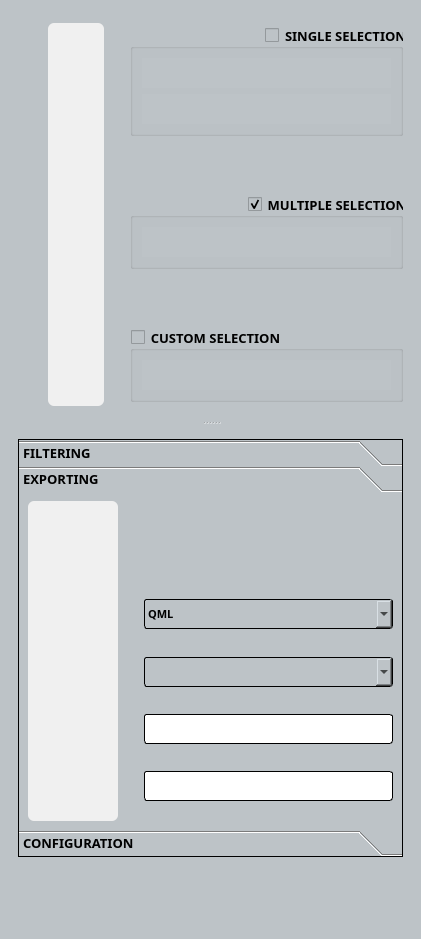
sducournau/filter_mate, file filter_mate_dockwidget_base.ui: the form before one commit.
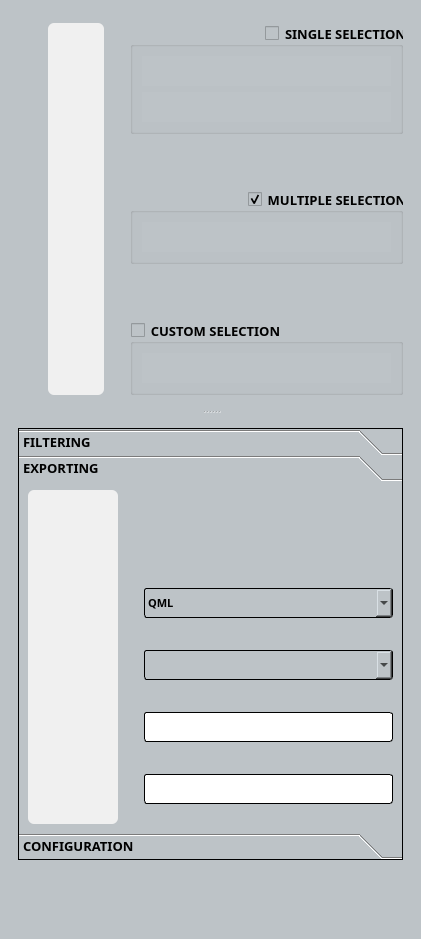
The form after the commit. The open tabs and pages were chosen to show the change. Icons and pictures are not drawn. Custom widgets are drawn as their Qt base class.

```diff
--- a/filter_mate_dockwidget_base.ui
+++ b/filter_mate_dockwidget_base.ui
@@ -16,7 +16,7 @@
   <property name="minimumSize">
    <size>
     <width>421</width>
-    <height>622</height>
+    <height>807</height>
    </size>
   </property>
   <property name="baseSize">
@@ -477,13 +477,13 @@
        <property name="minimumSize">
         <size>
          <width>0</width>
-         <height>200</height>
+         <height>250</height>
         </size>
        </property>
        <property name="maximumSize">
         <size>
          <width>16777215</width>
-         <height>500</height>
+         <height>400</height>
         </size>
        </property>
        <property name="baseSize">
@@ -536,8 +536,8 @@
          </spacer>
         </item>
         <item>
-         <layout class="QHBoxLayout" name="horizontalLayout">
-          <item>
+         <layout class="QGridLayout" name="gridLayout">
+          <item row="1" column="0">
            <spacer name="horizontalSpacer_3">
             <property name="orientation">
              <enum>Qt::Horizontal</enum>
@@ -553,7 +553,39 @@
             </property>
            </spacer>
           </item>
-          <item>
+          <item row="2" column="1">
+           <spacer name="verticalSpacer_9">
+            <property name="orientation">
+             <enum>Qt::Vertical</enum>
+            </property>
+            <property name="sizeType">
+             <enum>QSizePolicy::Preferred</enum>
+            </property>
+            <property name="sizeHint" stdset="0">
+             <size>
+              <width>20</width>
+              <height>20</height>
+             </size>
+            </property>
+           </spacer>
+          </item>
+          <item row="1" column="2">
+           <spacer name="horizontalSpacer">
+            <property name="orientation">
+             <enum>Qt::Horizontal</enum>
+            </property>
+            <property name="sizeType">
+             <enum>QSizePolicy::Preferred</enum>
+            </property>
+            <property name="sizeHint" stdset="0">
+             <size>
+              <width>20</width>
+              <height>20</height>
+             </size>
+            </property>
+           </spacer>
+          </item>
+          <item row="1" column="1">
            <widget class="QWidget" name="widget_exploring_keys" native="true">
             <property name="sizePolicy">
              <sizepolicy hsizetype="Preferred" vsizetype="Preferred">
@@ -590,6 +622,22 @@
             <layout class="QVBoxLayout" name="verticalLayout_9">
              <item>
               <layout class="QVBoxLayout" name="verticalLayout_7">
+               <item>
+                <spacer name="verticalSpacer_38">
+                 <property name="orientation">
+                  <enum>Qt::Vertical</enum>
+                 </property>
+                 <property name="sizeType">
+                  <enum>QSizePolicy::Preferred</enum>
+                 </property>
+                 <property name="sizeHint" stdset="0">
+                  <size>
+                   <width>20</width>
+                   <height>40</height>
+                  </size>
+                 </property>
+                </spacer>
+               </item>
                <item>
                 <widget class="QPushButton" name="pushButton_exploring_identify">
                  <property name="sizePolicy">
@@ -646,7 +694,7 @@
                   <enum>Qt::Vertical</enum>
                  </property>
                  <property name="sizeType">
-                  <enum>QSizePolicy::MinimumExpanding</enum>
+                  <enum>QSizePolicy::Preferred</enum>
                  </property>
                  <property name="sizeHint" stdset="0">
                   <size>
@@ -712,7 +760,7 @@
                   <enum>Qt::Vertical</enum>
                  </property>
                  <property name="sizeType">
-                  <enum>QSizePolicy::MinimumExpanding</enum>
+                  <enum>QSizePolicy::Preferred</enum>
                  </property>
                  <property name="sizeHint" stdset="0">
                   <size>
@@ -788,7 +836,7 @@
                   <enum>Qt::Vertical</enum>
                  </property>
                  <property name="sizeType">
-                  <enum>QSizePolicy::MinimumExpanding</enum>
+                  <enum>QSizePolicy::Preferred</enum>
                  </property>
                  <property name="sizeHint" stdset="0">
                   <size>
@@ -864,7 +912,7 @@
                   <enum>Qt::Vertical</enum>
                  </property>
                  <property name="sizeType">
-                  <enum>QSizePolicy::MinimumExpanding</enum>
+                  <enum>QSizePolicy::Preferred</enum>
                  </property>
                  <property name="sizeHint" stdset="0">
                   <size>
@@ -940,7 +988,7 @@
                   <enum>Qt::Vertical</enum>
                  </property>
                  <property name="sizeType">
-                  <enum>QSizePolicy::MinimumExpanding</enum>
+                  <enum>QSizePolicy::Preferred</enum>
                  </property>
                  <property name="sizeHint" stdset="0">
                   <size>
@@ -1006,15 +1054,10 @@
                  </property>
                 </widget>
                </item>
-              </layout>
-             </item>
-            </layout>
-           </widget>
-          </item>
           <item>
-           <spacer name="horizontalSpacer">
+                <spacer name="verticalSpacer_37">
             <property name="orientation">
-             <enum>Qt::Horizontal</enum>
+                  <enum>Qt::Vertical</enum>
             </property>
             <property name="sizeType">
              <enum>QSizePolicy::Preferred</enum>
@@ -1022,12 +1065,17 @@
             <property name="sizeHint" stdset="0">
              <size>
               <width>20</width>
-              <height>20</height>
+                   <height>40</height>
              </size>
             </property>
            </spacer>
           </item>
-          <item>
+              </layout>
+             </item>
+            </layout>
+           </widget>
+          </item>
+          <item row="1" column="3">
            <layout class="QVBoxLayout" name="verticalLayout_6">
             <item>
              <widget class="QgsCollapsibleGroupBox" name="mGroupBox_exploring_single_selection">
@@ -1422,7 +1470,7 @@
                <cursorShape>PointingHandCursor</cursorShape>
               </property>
               <property name="styleSheet">
-               <string notr="true">QgsCollapsibleGroupBoxBasic::title, QgsCollapsibleGroupBox::title {  subcontrol-origin: margin;  subcontrol-position: top left;  margin-left: 20px;  margin-right: 5px;  left: 0px;  top: 1px;} QgsCollapsibleGroupBoxBasic { border: none; }QgsCollapsibleGroupBoxBasic::title, QgsCollapsibleGroupBox::title {  subcontrol-origin: margin;  subcontrol-position: top left;  margin-left: 20px;  margin-right: 5px;  left: 0px;  top: 1px;}QgsCollapsibleGroupBoxBasic::title, QgsCollapsibleGroupBox::title {  subcontrol-origin: margin;  subcontrol-position: top left;  margin-left: 20px;  margin-right: 5px;  left: 0px;  top: 1px;}QgsCollapsibleGroupBoxBasic::title, QgsCollapsibleGroupBox::title {  subcontrol-origin: margin;  subcontrol-position: top left;  margin-left: 20px;  margin-right: 5px;  left: 0px;  top: 1px;}QgsCollapsibleGroupBoxBasic::title, QgsCollapsibleGroupBox::title {  subcontrol-origin: margin;  subcontrol-position: top left;  margin-left: 20px;  margin-right: 5px;  left: 0px;  top: 1px;}QgsCollapsibleGroupBoxBasic::title, QgsCollapsibleGroupBox::title {  subcontrol-origin: margin;  subcontrol-position: top left;  margin-left: 20px;  margin-right: 5px;  left: 0px;  top: 1px;}QgsCollapsibleGroupBoxBasic::title, QgsCollapsibleGroupBox::title {  subcontrol-origin: margin;  subcontrol-position: top left;  margin-left: 20px;  margin-right: 5px;  left: 0px;  top: 1px;}QgsCollapsibleGroupBoxBasic::title, QgsCollapsibleGroupBox::title {  subcontrol-origin: margin;  subcontrol-position: top left;  margin-left: 20px;  margin-right: 5px;  left: 0px;  top: 1px;}QgsCollapsibleGroupBoxBasic::title, QgsCollapsibleGroupBox::title {  subcontrol-origin: margin;  subcontrol-position: top left;  margin-left: 20px;  margin-right: 5px;  left: 0px;  top: 1px;}QgsCollapsibleGroupBoxBasic::title, QgsCollapsibleGroupBox::title {  subcontrol-origin: margin;  subcontrol-position: top left;  margin-left: 20px;  margin-right: 5px;  left: 0px;  top: 1px;}QgsCollapsibleGroupBoxBasic::title, QgsCollapsibleGroupBox::title {  subcontrol-origin: margin;  subcontrol-position: top left;  margin-left: 20px;  margin-right: 5px;  left: 0px;  top: 1px;}QgsCollapsibleGroupBoxBasic::title, QgsCollapsibleGroupBox::title {  subcontrol-origin: margin;  subcontrol-position: top left;  margin-left: 20px;  margin-right: 5px;  left: 0px;  top: 1px;}QgsCollapsibleGroupBoxBasic::title, QgsCollapsibleGroupBox::title {  subcontrol-origin: margin;  subcontrol-position: top left;  margin-left: 20px;  margin-right: 5px;  left: 0px;  top: 1px;}QgsCollapsibleGroupBoxBasic::title, QgsCollapsibleGroupBox::title {  subcontrol-origin: margin;  subcontrol-position: top left;  margin-left: 20px;  margin-right: 5px;  left: 0px;  top: 1px;}QgsCollapsibleGroupBoxBasic::title, QgsCollapsibleGroupBox::title {  subcontrol-origin: margin;  subcontrol-position: top left;  margin-left: 20px;  margin-right: 5px;  left: 0px;  top: 1px;}QgsCollapsibleGroupBoxBasic::title, QgsCollapsibleGroupBox::title {  subcontrol-origin: margin;  subcontrol-position: top left;  margin-left: 20px;  margin-right: 5px;  left: 0px;  top: 1px;}</string>
+               <string notr="true">QgsCollapsibleGroupBoxBasic::title, QgsCollapsibleGroupBox::title {  subcontrol-origin: margin;  subcontrol-position: top left;  margin-left: 20px;  margin-right: 5px;  left: 0px;  top: 1px;} QgsCollapsibleGroupBoxBasic { border: none; }QgsCollapsibleGroupBoxBasic::title, QgsCollapsibleGroupBox::title {  subcontrol-origin: margin;  subcontrol-position: top left;  margin-left: 20px;  margin-right: 5px;  left: 0px;  top: 1px;}QgsCollapsibleGroupBoxBasic::title, QgsCollapsibleGroupBox::title {  subcontrol-origin: margin;  subcontrol-position: top left;  margin-left: 20px;  margin-right: 5px;  left: 0px;  top: 1px;}QgsCollapsibleGroupBoxBasic::title, QgsCollapsibleGroupBox::title {  subcontrol-origin: margin;  subcontrol-position: top left;  margin-left: 20px;  margin-right: 5px;  left: 0px;  top: 1px;}QgsCollapsibleGroupBoxBasic::title, QgsCollapsibleGroupBox::title {  subcontrol-origin: margin;  subcontrol-position: top left;  margin-left: 20px;  margin-right: 5px;  left: 0px;  top: 1px;}QgsCollapsibleGroupBoxBasic::title, QgsCollapsibleGroupBox::title {  subcontrol-origin: margin;  subcontrol-position: top left;  margin-left: 20px;  margin-right: 5px;  left: 0px;  top: 1px;}QgsCollapsibleGroupBoxBasic::title, QgsCollapsibleGroupBox::title {  subcontrol-origin: margin;  subcontrol-position: top left;  margin-left: 20px;  margin-right: 5px;  left: 0px;  top: 1px;}QgsCollapsibleGroupBoxBasic::title, QgsCollapsibleGroupBox::title {  subcontrol-origin: margin;  subcontrol-position: top left;  margin-left: 20px;  margin-right: 5px;  left: 0px;  top: 1px;}QgsCollapsibleGroupBoxBasic::title, QgsCollapsibleGroupBox::title {  subcontrol-origin: margin;  subcontrol-position: top left;  margin-left: 20px;  margin-right: 5px;  left: 0px;  top: 1px;}QgsCollapsibleGroupBoxBasic::title, QgsCollapsibleGroupBox::title {  subcontrol-origin: margin;  subcontrol-position: top left;  margin-left: 20px;  margin-right: 5px;  left: 0px;  top: 1px;}QgsCollapsibleGroupBoxBasic::title, QgsCollapsibleGroupBox::title {  subcontrol-origin: margin;  subcontrol-position: top left;  margin-left: 20px;  margin-right: 5px;  left: 0px;  top: 1px;}QgsCollapsibleGroupBoxBasic::title, QgsCollapsibleGroupBox::title {  subcontrol-origin: margin;  subcontrol-position: top left;  margin-left: 20px;  margin-right: 5px;  left: 0px;  top: 1px;}QgsCollapsibleGroupBoxBasic::title, QgsCollapsibleGroupBox::title {  subcontrol-origin: margin;  subcontrol-position: top left;  margin-left: 20px;  margin-right: 5px;  left: 0px;  top: 1px;}QgsCollapsibleGroupBoxBasic::title, QgsCollapsibleGroupBox::title {  subcontrol-origin: margin;  subcontrol-position: top left;  margin-left: 20px;  margin-right: 5px;  left: 0px;  top: 1px;}QgsCollapsibleGroupBoxBasic::title, QgsCollapsibleGroupBox::title {  subcontrol-origin: margin;  subcontrol-position: top left;  margin-left: 20px;  margin-right: 5px;  left: 0px;  top: 1px;}QgsCollapsibleGroupBoxBasic::title, QgsCollapsibleGroupBox::title {  subcontrol-origin: margin;  subcontrol-position: top left;  margin-left: 20px;  margin-right: 5px;  left: 0px;  top: 1px;}QgsCollapsibleGroupBoxBasic::title, QgsCollapsibleGroupBox::title {  subcontrol-origin: margin;  subcontrol-position: top left;  margin-left: 20px;  margin-right: 5px;  left: 0px;  top: 1px;}</string>
               </property>
               <property name="title">
                <string>CUSTOM SELECTION</string>
@@ -1549,6 +1597,22 @@
             </item>
            </layout>
           </item>
+          <item row="0" column="1">
+           <spacer name="verticalSpacer_12">
+            <property name="orientation">
+             <enum>Qt::Vertical</enum>
+            </property>
+            <property name="sizeType">
+             <enum>QSizePolicy::Preferred</enum>
+            </property>
+            <property name="sizeHint" stdset="0">
+             <size>
+              <width>20</width>
+              <height>20</height>
+             </size>
+            </property>
+           </spacer>
+          </item>
          </layout>
         </item>
         <item>
@@ -1573,7 +1637,13 @@
        <property name="minimumSize">
         <size>
          <width>0</width>
-         <height>300</height>
+         <height>250</height>
+        </size>
+       </property>
+       <property name="maximumSize">
+        <size>
+         <width>16777215</width>
+         <height>600</height>
         </size>
        </property>
        <property name="font">
@@ -2547,6 +2617,8 @@
                   </property>
                  </spacer>
                 </item>
+                <item>
+                 <layout class="QHBoxLayout" name="horizontalLayout">
                 <item>
                  <widget class="QgsCheckableComboBox" name="comboBox_filtering_geometric_predicates">
                   <property name="sizePolicy">
@@ -2722,6 +2794,8 @@
                   </item>
                  </widget>
                 </item>
+                 </layout>
+                </item>
                 <item>
                  <spacer name="verticalSpacer">
                   <property name="orientation">
@@ -2942,8 +3016,8 @@
               <rect>
                <x>0</x>
                <y>0</y>
-               <width>371</width>
-               <height>278</height>
+               <width>381</width>
+               <height>310</height>
               </rect>
              </property>
              <attribute name="icon">
@@ -3052,10 +3126,13 @@
                        <property name="orientation">
                         <enum>Qt::Vertical</enum>
                        </property>
+                       <property name="sizeType">
+                        <enum>QSizePolicy::Preferred</enum>
+                       </property>
                        <property name="sizeHint" stdset="0">
                         <size>
                          <width>20</width>
-                         <height>40</height>
+                         <height>20</height>
                         </size>
                        </property>
                       </spacer>
@@ -3122,10 +3199,13 @@
                        <property name="orientation">
                         <enum>Qt::Vertical</enum>
                        </property>
+                       <property name="sizeType">
+                        <enum>QSizePolicy::Preferred</enum>
+                       </property>
                        <property name="sizeHint" stdset="0">
                         <size>
                          <width>20</width>
-                         <height>40</height>
+                         <height>20</height>
                         </size>
                        </property>
                       </spacer>
@@ -3189,10 +3269,13 @@
                        <property name="orientation">
                         <enum>Qt::Vertical</enum>
                        </property>
+                       <property name="sizeType">
+                        <enum>QSizePolicy::Preferred</enum>
+                       </property>
                        <property name="sizeHint" stdset="0">
                         <size>
                          <width>20</width>
-                         <height>40</height>
+                         <height>20</height>
                         </size>
                        </property>
                       </spacer>
@@ -3256,10 +3339,13 @@
                        <property name="orientation">
                         <enum>Qt::Vertical</enum>
                        </property>
+                       <property name="sizeType">
+                        <enum>QSizePolicy::Preferred</enum>
+                       </property>
                        <property name="sizeHint" stdset="0">
                         <size>
                          <width>20</width>
-                         <height>40</height>
+                         <height>20</height>
                         </size>
                        </property>
                       </spacer>
@@ -3323,10 +3409,13 @@
                        <property name="orientation">
                         <enum>Qt::Vertical</enum>
                        </property>
+                       <property name="sizeType">
+                        <enum>QSizePolicy::Preferred</enum>
+                       </property>
                        <property name="sizeHint" stdset="0">
                         <size>
                          <width>20</width>
-                         <height>40</height>
+                         <height>20</height>
                         </size>
                        </property>
                       </spacer>
@@ -3406,17 +3495,17 @@
                 <item>
                  <layout class="QVBoxLayout" name="verticalLayout_exporting_values">
                   <item>
-                   <spacer name="verticalSpacer_31">
+                   <spacer name="verticalSpacer_35">
                     <property name="orientation">
                      <enum>Qt::Vertical</enum>
                     </property>
                     <property name="sizeType">
-                     <enum>QSizePolicy::Fixed</enum>
+                     <enum>QSizePolicy::Preferred</enum>
                     </property>
                     <property name="sizeHint" stdset="0">
                      <size>
                       <width>20</width>
-                      <height>20</height>
+                      <height>10</height>
                      </size>
                     </property>
                    </spacer>
@@ -3426,10 +3515,13 @@
                     <property name="orientation">
                      <enum>Qt::Vertical</enum>
                     </property>
+                    <property name="sizeType">
+                     <enum>QSizePolicy::Preferred</enum>
+                    </property>
                     <property name="sizeHint" stdset="0">
                      <size>
                       <width>20</width>
-                      <height>40</height>
+                      <height>20</height>
                      </size>
                     </property>
                    </spacer>
@@ -3513,10 +3605,13 @@
                     <property name="orientation">
                      <enum>Qt::Vertical</enum>
                     </property>
+                    <property name="sizeType">
+                     <enum>QSizePolicy::Preferred</enum>
+                    </property>
                     <property name="sizeHint" stdset="0">
                      <size>
                       <width>20</width>
-                      <height>40</height>
+                      <height>20</height>
                      </size>
                     </property>
                    </spacer>
@@ -3611,10 +3706,13 @@
                     <property name="orientation">
                      <enum>Qt::Vertical</enum>
                     </property>
+                    <property name="sizeType">
+                     <enum>QSizePolicy::Preferred</enum>
+                    </property>
                     <property name="sizeHint" stdset="0">
                      <size>
                       <width>20</width>
-                      <height>40</height>
+                      <height>20</height>
                      </size>
                     </property>
                    </spacer>
@@ -3699,10 +3797,13 @@
                     <property name="orientation">
                      <enum>Qt::Vertical</enum>
                     </property>
+                    <property name="sizeType">
+                     <enum>QSizePolicy::Preferred</enum>
+                    </property>
                     <property name="sizeHint" stdset="0">
                      <size>
                       <width>20</width>
-                      <height>40</height>
+                      <height>20</height>
                      </size>
                     </property>
                    </spacer>
@@ -3774,10 +3875,13 @@
                     <property name="orientation">
                      <enum>Qt::Vertical</enum>
                     </property>
+                    <property name="sizeType">
+                     <enum>QSizePolicy::Preferred</enum>
+                    </property>
                     <property name="sizeHint" stdset="0">
                      <size>
                       <width>20</width>
-                      <height>40</height>
+                      <height>20</height>
                      </size>
                     </property>
                    </spacer>
@@ -3848,17 +3952,17 @@
                    </widget>
                   </item>
                   <item>
-                   <spacer name="verticalSpacer_13">
+                   <spacer name="verticalSpacer_36">
                     <property name="orientation">
                      <enum>Qt::Vertical</enum>
                     </property>
                     <property name="sizeType">
-                     <enum>QSizePolicy::Fixed</enum>
+                     <enum>QSizePolicy::Preferred</enum>
                     </property>
                     <property name="sizeHint" stdset="0">
                      <size>
                       <width>20</width>
-                      <height>20</height>
+                      <height>10</height>
                      </size>
                     </property>
                    </spacer>
@@ -3944,6 +4048,18 @@
     </item>
     <item>
      <widget class="QFrame" name="frame_actions">
+      <property name="minimumSize">
+       <size>
+        <width>0</width>
+        <height>50</height>
+       </size>
+      </property>
+      <property name="maximumSize">
+       <size>
+        <width>16777215</width>
+        <height>50</height>
+       </size>
+      </property>
       <property name="frameShape">
        <enum>QFrame::NoFrame</enum>
       </property>
```
Left out of the diff: 56 changed lines with no effect on the pictures. Lines whose indentation alone changed are shown as unchanged.
